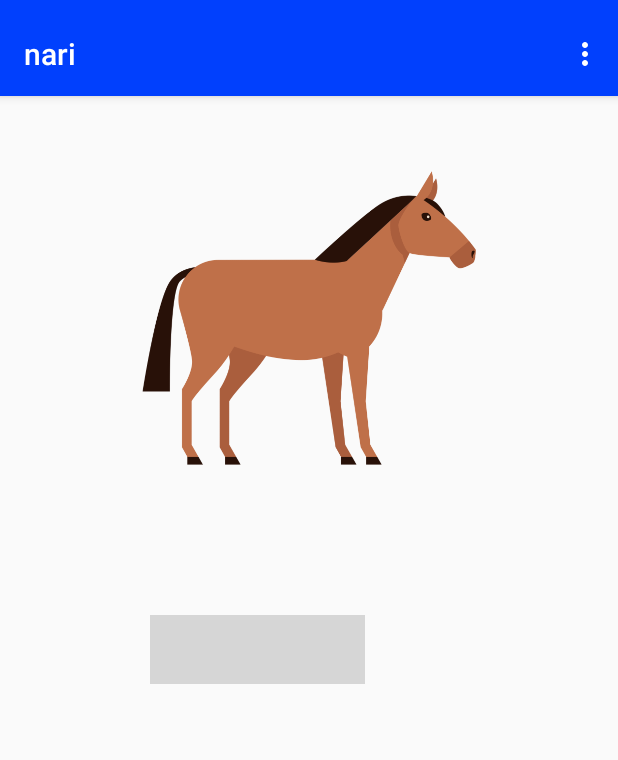
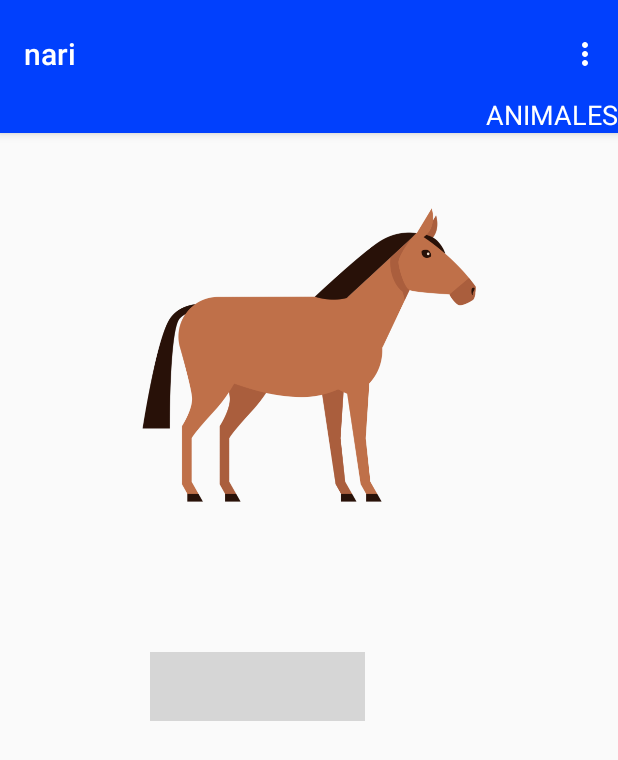
Before and after one commit to constantinops/Desarrolloappnari, an Android app: the CaballoFragment screen opened directly, with no data from a screen before it, on a phone screen of 412 x 824 dp. Shown: the top 760 px of the screen. Run offline under Robolectric (Android 15) with nearby library versions, the phone set to English and light mode, and no system bars; grey boxes are pictures that could not be loaded.

Commit message:
se puso un Textview  al modulo de animales
se puso un textview en el modulo de animales para saver enque  parte esta el usuario

```diff
--- a/app/src/main/java/com/example/omar/nari/ABCdarios/abcActivity.java
+++ b/app/src/main/java/com/example/omar/nari/ABCdarios/abcActivity.java
@@ -2,8 +2,6 @@ package com.example.omar.nari.ABCdarios;
 
 import android.content.Intent;
 import android.net.Uri;
-import android.support.design.widget.FloatingActionButton;
-import android.support.design.widget.Snackbar;
 import android.support.v7.app.AppCompatActivity;
 import android.support.v7.widget.Toolbar;
 
@@ -204,7 +202,7 @@ public class  abcActivity extends AppCompatActivity implements aFragment.OnFragm
         @Override
         public int getCount() {
             // Show 3 total pages.
-            return 26;
+            return 25;
         }
 
     }
--- a/app/src/main/java/com/example/omar/nari/Animalitos/BurroFragment.java
+++ b/app/src/main/java/com/example/omar/nari/Animalitos/BurroFragment.java
@@ -37,7 +37,7 @@ public class BurroFragment extends Fragment {
         burro.setOnClickListener(new View.OnClickListener() {
             @Override
             public void onClick(View v) {
-                burrostar(v);
+                burrostarr(v);
 
             }
         });
@@ -63,7 +63,7 @@ public class BurroFragment extends Fragment {
 
     }
 
-    public void burrostar(View v){
+    public void burrostarr(View v){
 
         mp =MediaPlayer.create(getContext(),R.raw.burro);
         mp.start();
--- a/app/src/main/java/com/example/omar/nari/Animalitos/CaballoFragment.java
+++ b/app/src/main/java/com/example/omar/nari/Animalitos/CaballoFragment.java
@@ -10,6 +10,7 @@ import android.view.View;
 import android.view.ViewGroup;
 import android.widget.Button;
 import android.widget.ImageView;
+import android.widget.TextView;
 import android.widget.Toast;
 
 import com.example.omar.nari.R;
@@ -20,6 +21,7 @@ public class CaballoFragment extends Fragment {
 
 
    ImageView clic,caba;
+   TextView letras;
     private MediaPlayer mp;
 
     public CaballoFragment() {
@@ -38,8 +40,10 @@ public class CaballoFragment extends Fragment {
         //mp = MediaPlayer.create(this,R.raw.burroos);
         clic=(ImageView)v.findViewById(R.id.caballoss);
         caba=(ImageView)v.findViewById(R.id.imgcaballo);
+        letras=(TextView) v.findViewById(R.id.letra);
        // mp=MediaPlayer.create(this,R.raw.caballo);
         //mp=MediaPlayer.create(this,R.raw.burroos);
+        letras=(TextView) v.findViewById(R.id.letra);
 
         caba.setOnClickListener(new View.OnClickListener() {
             @Override
@@ -67,6 +71,8 @@ public class CaballoFragment extends Fragment {
 
         mp =MediaPlayer.create(getContext(),R.raw.caballos);
         mp.start();
+        letras.setText("hola");
+
        //Toast.makeText(getContext(),"hola",Toast.LENGTH_LONG).show();
 
     }
--- a/app/src/main/res/layout/activity_animal.xml
+++ b/app/src/main/res/layout/activity_animal.xml
@@ -27,6 +27,17 @@
 
         </android.support.v7.widget.Toolbar>
 
+        <TextView
+            android:id="@+id/textView3"
+            android:layout_width="match_parent"
+            android:layout_height="wrap_content"
+            android:layout_weight="1"
+            android:text="ANIMALES"
+            android:textAlignment="viewEnd"
+            android:textAllCaps="false"
+            android:textColor="@android:color/background_light"
+            android:textSize="18sp" />
+
     </android.support.design.widget.AppBarLayout>
 
     <android.support.v4.view.ViewPager
--- a/app/src/main/res/layout/fragment_c.xml
+++ b/app/src/main/res/layout/fragment_c.xml
@@ -20,7 +20,7 @@
             android:layout_height="196dp"
             android:layout_marginTop="50dp"
 
-            android:src="@drawable/b" />
+            android:src="@drawable/a" />
 
         <ImageView
             android:id="@+id/imageButton"
--- a/app/src/main/res/layout/fragment_caballo.xml
+++ b/app/src/main/res/layout/fragment_caballo.xml
@@ -33,6 +33,22 @@
         android:layout_marginLeft="100dp"
 
         />
+
+        <TextView
+            android:id="@+id/letra"
+            android:layout_width="143dp"
+            android:layout_height="46dp"
+            android:layout_marginLeft="100dp"
+            android:layout_marginTop="10dp"
+
+            android:fontFamily="sans-serif"
+
+
+            android:text=""
+            android:textAlignment="center"
+            android:textColor="@android:color/holo_blue_dark"
+            android:textSize="30sp"
+            android:typeface="normal" />
     </LinearLayout>
 
 
--- a/app/src/main/res/menu/activity_inicio_drawer.xml
+++ b/app/src/main/res/menu/activity_inicio_drawer.xml
@@ -28,6 +28,8 @@
             android:id="@+id/nav_manage"
             android:icon="@drawable/inicio"
             android:title="NUMEROS"
+            android:textColor="@android:color/black"
+
 
             />
         <item
```
Also changed, not shown: app/src/main/java/com/example/omar/nari/ABCdarios/CFragment.java (+2 -77 lines), 1 other file.
